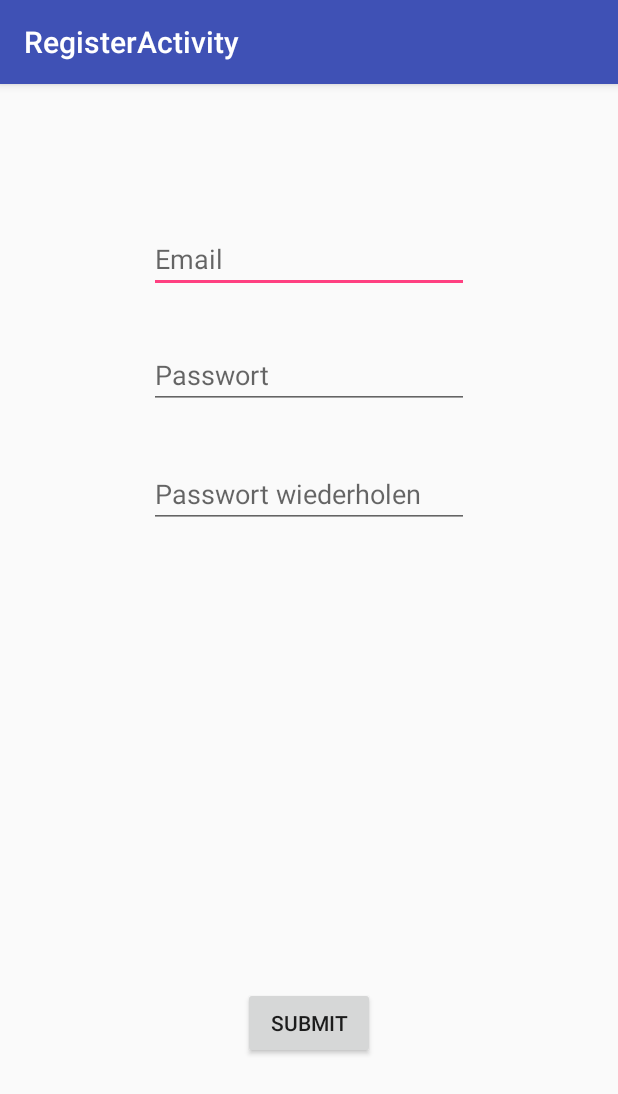
After one commit to sunilson/FireNote, an Android app: the RegisterActivity screen opened directly, with no data from a screen before it, on a phone screen of 412 x 824 dp. The commit adds this screen. Shown: the top 1094 px of the screen. Run offline under Robolectric (Android 15) with nearby library versions, the phone set to English and light mode, and no system bars; our stand-ins replace Firebase (no records; nobody signed in at launch, a user with empty details on screens opened directly).

Commit message:
Register
Added Register Activity + Google Sign in

```diff
--- a/planner/app/build.gradle
+++ b/planner/app/build.gradle
@@ -29,6 +29,7 @@ dependencies {
     testCompile 'junit:junit:4.12'
     compile 'com.google.firebase:firebase-core:9.6.1'
     compile 'com.google.firebase:firebase-auth:9.6.1'
+    compile 'com.google.android.gms:play-services-auth:9.6.1'
     compile 'com.google.firebase:firebase-database:9.6.1'
 }
 apply plugin: 'com.google.gms.google-services'
--- /dev/null
+++ b/planner/app/src/main/java/com/pro3/planner/RegisterActivity.java
@@ -0,0 +1,138 @@
+package com.pro3.planner;
+
+import android.content.Intent;
+import android.os.Bundle;
+import android.support.annotation.NonNull;
+import android.support.v7.app.AppCompatActivity;
+import android.support.v7.widget.Toolbar;
+import android.util.Log;
+import android.view.View;
+import android.widget.Button;
+import android.widget.EditText;
+import android.widget.Toast;
+
+import com.google.android.gms.tasks.OnCompleteListener;
+import com.google.android.gms.tasks.Task;
+import com.google.firebase.auth.AuthResult;
+import com.google.firebase.auth.FirebaseAuth;
+import com.google.firebase.auth.FirebaseAuthInvalidCredentialsException;
+import com.google.firebase.auth.FirebaseAuthUserCollisionException;
+import com.google.firebase.auth.FirebaseAuthWeakPasswordException;
+import com.google.firebase.auth.FirebaseUser;
+
+public class RegisterActivity extends AppCompatActivity implements View.OnClickListener{
+
+    private EditText email, password, passwordAgain;
+    private Button registerButton;
+    private FirebaseAuth mAuth;
+    private FirebaseAuth.AuthStateListener mAuthListener;
+
+    @Override
+    protected void onCreate(Bundle savedInstanceState) {
+        super.onCreate(savedInstanceState);
+        setContentView(R.layout.activity_register);
+        Toolbar toolbar = (Toolbar) findViewById(R.id.toolbar);
+        setSupportActionBar(toolbar);
+
+        email = (EditText) findViewById(R.id.registerEmail);
+        password = (EditText) findViewById(R.id.registerPassword);
+        passwordAgain = (EditText) findViewById(R.id.registerPasswordAgain);
+        registerButton = (Button) findViewById(R.id.registerSubmitButton);
+        registerButton.setOnClickListener(this);
+
+        mAuth = FirebaseAuth.getInstance();
+        mAuthListener = new FirebaseAuth.AuthStateListener() {
+            @Override
+            public void onAuthStateChanged(@NonNull FirebaseAuth firebaseAuth) {
+                FirebaseUser user = firebaseAuth.getCurrentUser();
+                if (user != null) {
+                    //User is signed in/registered successfully
+                    Intent i = new Intent(RegisterActivity.this, MainActivity.class);
+                    startActivity(i);
+                } else {
+                    // User is signed out
+                }
+            }
+        };
+    }
+
+    @Override
+    public void onStart() {
+        super.onStart();
+        mAuth.addAuthStateListener(mAuthListener);
+    }
+
+    @Override
+    public void onStop() {
+        super.onStop();
+        if (mAuthListener != null) {
+            mAuth.removeAuthStateListener(mAuthListener);
+        }
+    }
+
+    private void register(String email, String password, String passwordAgain){
+        //TODO: Strip strings, Passwort Komplexität prüfen
+
+        if (emailValid(email) && passwordValid(password) && passwordValid(passwordAgain)) {
+            if(password.equals(passwordAgain)) {
+                mAuth.createUserWithEmailAndPassword(email, password)
+                        .addOnCompleteListener(this, new OnCompleteListener<AuthResult>() {
+                            @Override
+                            public void onComplete(@NonNull Task<AuthResult> task) {
+                                // If sign in fails, display a message to the user. If sign in succeeds
+                                // the auth state listener will be notified and logic to handle the
+                                // signed in user can be handled in the listener.
+                                if (!task.isSuccessful()) {
+                                    try{
+                                        throw task.getException();
+                                    } catch(FirebaseAuthWeakPasswordException e) {
+                                        Toast.makeText(RegisterActivity.this, "Register failed! Password too weak!", Toast.LENGTH_LONG).show();
+                                    } catch(FirebaseAuthInvalidCredentialsException e) {
+                                        Toast.makeText(RegisterActivity.this, "Register failed! Invalid E-Mail address!", Toast.LENGTH_LONG).show();
+                                    } catch(FirebaseAuthUserCollisionException e) {
+                                        Toast.makeText(RegisterActivity.this, "Register failed! User already exists!", Toast.LENGTH_LONG).show();
+                                    } catch(Exception e) {
+                                        Log.e("RegisterError", e.getMessage());
+                                    }
+
+                                }
+                            }
+                        });
+            } else {
+                Toast.makeText(this, "Passwords don't match", Toast.LENGTH_SHORT).show();
+            }
+        } else{
+            Toast.makeText(this, "Register failed. One or more inputs contain invalid characters", Toast.LENGTH_LONG).show();
+        }
+
+
+    }
+
+    private boolean emailValid(String input) {
+        //Check if only allowed characters are in the email string
+        String pattern = "^[a-zA-Z0-9.@-]*$";
+        return input.matches(pattern);
+    }
+
+    private boolean passwordValid(String input) {
+        //Check if only allowed characters are in the password string
+        String pattern = "^[a-zA-Z0-9]*$";
+        return input.matches(pattern);
+    }
+
+    @Override
+    public void onClick(View v) {
+        if (v.getId() == R.id.registerSubmitButton) {
+            String sEmail = email.getText().toString();
+            String sPassword = password.getText().toString();
+            String sPasswordAgain = passwordAgain.getText().toString();
+
+            //Check if a field is empty
+            if (sEmail.length() > 0 && sPassword.length() > 0 && sPasswordAgain.length() > 0) {
+                register(sEmail, sPassword, sPasswordAgain);
+            } else {
+                Toast.makeText(this, "Please fill out all fields!", Toast.LENGTH_SHORT).show();
+            }
+        }
+    }
+}
--- /dev/null
+++ b/planner/app/src/main/res/layout/activity_register.xml
@@ -0,0 +1,26 @@
+<?xml version="1.0" encoding="utf-8"?>
+<android.support.design.widget.CoordinatorLayout xmlns:android="http://schemas.android.com/apk/res/android"
+    xmlns:app="http://schemas.android.com/apk/res-auto"
+    xmlns:tools="http://schemas.android.com/tools"
+    android:layout_width="match_parent"
+    android:layout_height="match_parent"
+    android:fitsSystemWindows="true"
+    tools:context="com.pro3.planner.RegisterActivity">
+
+    <android.support.design.widget.AppBarLayout
+        android:layout_width="match_parent"
+        android:layout_height="wrap_content"
+        android:theme="@style/AppTheme.AppBarOverlay">
+
+        <android.support.v7.widget.Toolbar
+            android:id="@+id/toolbar"
+            android:layout_width="match_parent"
+            android:layout_height="?attr/actionBarSize"
+            android:background="?attr/colorPrimary"
+            app:popupTheme="@style/AppTheme.PopupOverlay" />
+
+    </android.support.design.widget.AppBarLayout>
+
+    <include layout="@layout/content_register" />
+
+</android.support.design.widget.CoordinatorLayout>
--- /dev/null
+++ b/planner/app/src/main/res/layout/content_register.xml
@@ -0,0 +1,59 @@
+<?xml version="1.0" encoding="utf-8"?>
+<RelativeLayout xmlns:android="http://schemas.android.com/apk/res/android"
+    xmlns:app="http://schemas.android.com/apk/res-auto"
+    xmlns:tools="http://schemas.android.com/tools"
+    android:id="@+id/content_register"
+    android:layout_width="match_parent"
+    android:layout_height="match_parent"
+    android:paddingBottom="@dimen/activity_vertical_margin"
+    android:paddingLeft="@dimen/activity_horizontal_margin"
+    android:paddingRight="@dimen/activity_horizontal_margin"
+    android:paddingTop="@dimen/activity_vertical_margin"
+    app:layout_behavior="@string/appbar_scrolling_view_behavior"
+    tools:context="com.pro3.planner.RegisterActivity"
+    tools:showIn="@layout/activity_register">
+
+    <Button
+        android:text="Submit"
+        android:layout_width="wrap_content"
+        android:layout_height="wrap_content"
+        android:layout_alignParentBottom="true"
+        android:layout_centerHorizontal="true"
+        android:layout_marginBottom="102dp"
+        android:id="@+id/registerSubmitButton" />
+
+    <EditText
+        android:layout_width="wrap_content"
+        android:layout_height="wrap_content"
+        android:inputType="textPersonName"
+        android:ems="10"
+        android:layout_alignParentTop="true"
+        android:layout_centerHorizontal="true"
+        android:layout_marginTop="78dp"
+        android:id="@+id/registerEmail"
+        android:hint="Email" />
+
+    <EditText
+        android:layout_width="wrap_content"
+        android:layout_height="wrap_content"
+        android:inputType="textPassword"
+        android:ems="10"
+        android:layout_below="@+id/registerEmail"
+        android:layout_alignLeft="@+id/registerEmail"
+        android:layout_alignStart="@+id/registerEmail"
+        android:layout_marginTop="32dp"
+        android:id="@+id/registerPassword"
+        android:hint="Passwort" />
+
+    <EditText
+        android:layout_width="wrap_content"
+        android:layout_height="wrap_content"
+        android:inputType="textPassword"
+        android:ems="10"
+        android:layout_below="@+id/registerPassword"
+        android:layout_alignRight="@+id/registerPassword"
+        android:layout_alignEnd="@+id/registerPassword"
+        android:layout_marginTop="34dp"
+        android:id="@+id/registerPasswordAgain"
+        android:hint="Passwort wiederholen" />
+</RelativeLayout>
--- a/planner/app/src/main/res/menu/menu_main.xml
+++ b/planner/app/src/main/res/menu/menu_main.xml
@@ -3,8 +3,8 @@
     xmlns:tools="http://schemas.android.com/tools"
     tools:context="com.pro3.planner.MainActivity">
     <item
-        android:id="@+id/action_settings"
+        android:id="@+id/action_logOut"
         android:orderInCategory="100"
-        android:title="@string/action_settings"
+        android:title="@string/action_logOut"
         app:showAsAction="never" />
 </menu>
--- a/planner/app/src/main/res/values/strings.xml
+++ b/planner/app/src/main/res/values/strings.xml
@@ -1,4 +1,8 @@
 <resources>
     <string name="app_name">planner</string>
     <string name="action_settings">Settings</string>
+    <string name="action_logOut">Log Out</string>
+    <string name="title_activity_login">LoginActivity</string>
+    <string name="title_activity_register">RegisterActivity</string>
+    <string name="facebook_app_id">1818422565104298</string>
 </resources>
```
Also changed, not shown: planner/app/src/main/AndroidManifest.xml (+11 -0 lines), planner/app/src/main/java/com/pro3/planner/LoginActivity.java (added, +198 -0 lines), planner/app/src/main/java/com/pro3/planner/MainActivity.java (+63 -2 lines), planner/app/src/main/res/layout/activity_login.xml (added, +26 -0 lines), planner/app/src/main/res/layout/content_login.xml (added, +66 -0 lines), planner/app/src/main/res/layout/content_main.xml (+11 -1 lines).
